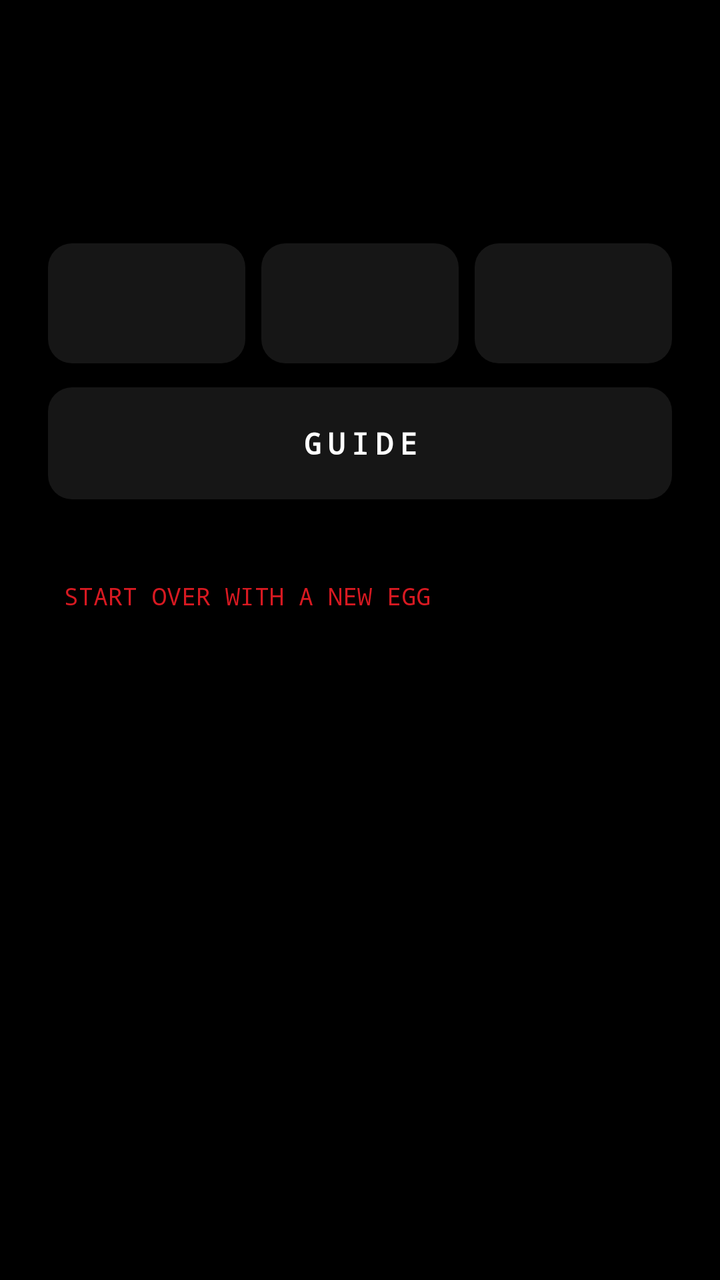
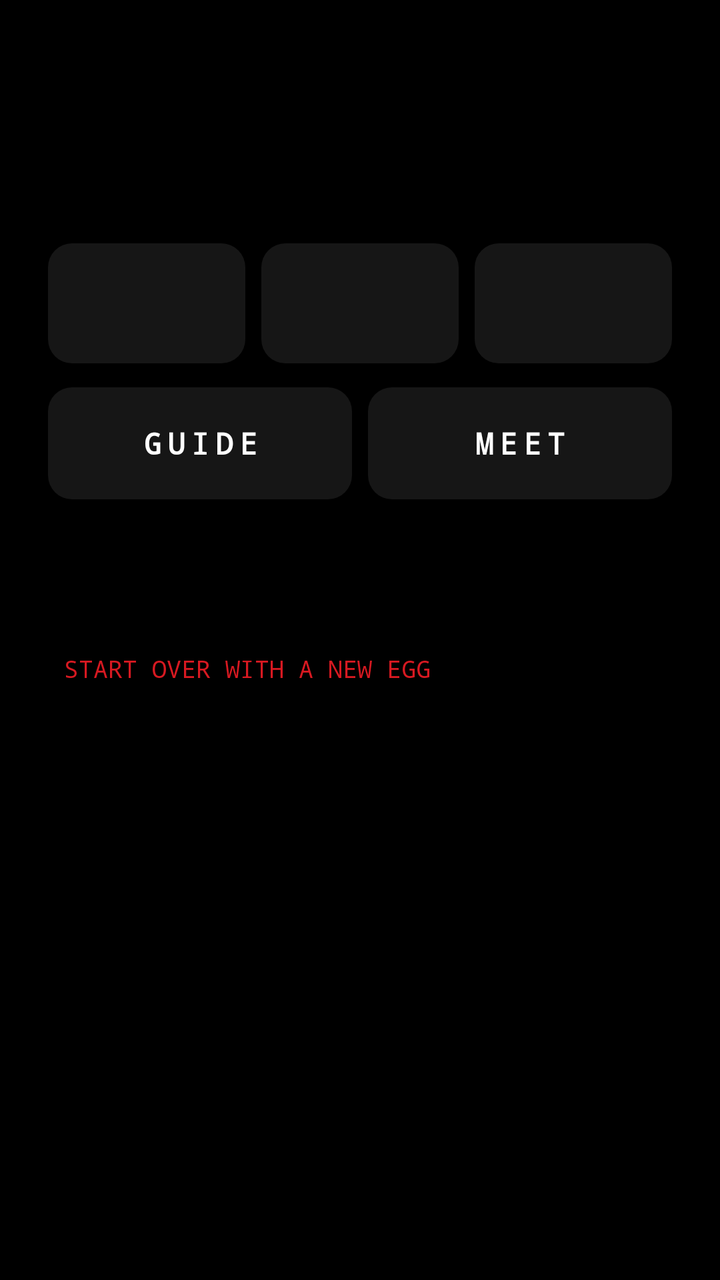

The first picture is an Android layout as it rendered before a commit; the second is the same layout after the commit. The layout source and the unified diff follow.
<!-- AndroidManifest.xml: application theme android:Theme.DeviceDefault.NoActionBar -->
<!-- res/layout/activity_main.xml -->
<?xml version="1.0" encoding="utf-8"?>
<ScrollView xmlns:android="http://schemas.android.com/apk/res/android"
    android:layout_width="match_parent"
    android:layout_height="match_parent"
    android:background="#000000"
    android:fitsSystemWindows="true">

    <LinearLayout
        android:layout_width="match_parent"
        android:layout_height="wrap_content"
        android:orientation="vertical"
        android:padding="24dp">

        <ImageView
            android:id="@+id/title"
            android:layout_width="wrap_content"
            android:layout_height="28dp"
            android:adjustViewBounds="true"
            android:contentDescription="@string/app_name"
            android:scaleType="fitStart" />

        <TextView
            android:id="@+id/status"
            android:layout_width="match_parent"
            android:layout_height="wrap_content"
            android:layout_marginTop="12dp"
            android:fontFamily="monospace"
            android:letterSpacing="0.1"
            android:textColor="#9A9A9A"
            android:textSize="13sp" />

        <ImageView
            android:id="@+id/pet"
            android:layout_width="match_parent"
            android:layout_height="wrap_content"
            android:layout_marginTop="20dp"
            android:adjustViewBounds="true"
            android:contentDescription="@string/app_name"
            android:scaleType="fitCenter" />

        <LinearLayout
            android:layout_width="match_parent"
            android:layout_height="wrap_content"
            android:layout_marginTop="20dp"
            android:orientation="horizontal">

            <ImageView
                android:id="@+id/btn_feed"
                android:layout_width="0dp"
                android:layout_height="60dp"
                android:layout_weight="1"
                android:background="@drawable/button_bg"
                android:contentDescription="Feed"
                android:padding="12dp"
                android:scaleType="fitCenter" />

            <ImageView
                android:id="@+id/btn_play"
                android:layout_width="0dp"
                android:layout_height="60dp"
                android:layout_marginStart="8dp"
                android:layout_weight="1"
                android:background="@drawable/button_bg"
                android:contentDescription="Play"
                android:padding="12dp"
                android:scaleType="fitCenter" />

            <ImageView
                android:id="@+id/btn_clean"
                android:layout_width="0dp"
                android:layout_height="60dp"
                android:layout_marginStart="8dp"
                android:layout_weight="1"
                android:background="@drawable/button_bg"
                android:contentDescription="Clean"
                android:padding="12dp"
                android:scaleType="fitCenter" />
        </LinearLayout>

        <TextView
            android:id="@+id/guide"
            android:layout_width="match_parent"
            android:layout_height="56dp"
            android:layout_marginTop="12dp"
            android:background="@drawable/button_bg"
            android:fontFamily="monospace"
            android:gravity="center"
            android:letterSpacing="0.2"
            android:text="@string/guide_button"
            android:textColor="#FFFFFF"
            android:textSize="15sp"
            android:textStyle="bold" />

        <TextView
            android:id="@+id/reset"
            android:layout_width="wrap_content"
            android:layout_height="wrap_content"
            android:layout_marginTop="32dp"
            android:fontFamily="monospace"
            android:padding="8dp"
            android:text="@string/reset_label"
            android:textColor="#D71921"
            android:textSize="12sp" />
    </LinearLayout>
</ScrollView>
<!-- resources referenced by this layout -->
<resources>
  <!-- drawable button_bg (drawable) -->
  <?xml version="1.0" encoding="utf-8"?>
  <shape xmlns:android="http://schemas.android.com/apk/res/android"
      android:shape="rectangle">
      <solid android:color="#161616" />
      <corners android:radius="12dp" />
  </shape>
  <string name="app_name">Glyph Pet</string>
  <string name="guide_button">GUIDE</string>
  <string name="reset_label">START OVER WITH A NEW EGG</string>
</resources>

<!-- the commit's change to res/layout/activity_main.xml (unified diff, before → after) -->
@@ -77,25 +77,57 @@
                 android:scaleType="fitCenter" />
         </LinearLayout>
 
+        <LinearLayout
+            android:layout_width="match_parent"
+            android:layout_height="wrap_content"
+            android:layout_marginTop="12dp"
+            android:orientation="horizontal">
+
+            <TextView
+                android:id="@+id/guide"
+                android:layout_width="0dp"
+                android:layout_height="56dp"
+                android:layout_weight="1"
+                android:background="@drawable/button_bg"
+                android:fontFamily="monospace"
+                android:gravity="center"
+                android:letterSpacing="0.2"
+                android:text="@string/guide_button"
+                android:textColor="#FFFFFF"
+                android:textSize="15sp"
+                android:textStyle="bold" />
+
+            <TextView
+                android:id="@+id/meet"
+                android:layout_width="0dp"
+                android:layout_height="56dp"
+                android:layout_marginStart="8dp"
+                android:layout_weight="1"
+                android:background="@drawable/button_bg"
+                android:fontFamily="monospace"
+                android:gravity="center"
+                android:letterSpacing="0.2"
+                android:text="@string/meet_button"
+                android:textColor="#FFFFFF"
+                android:textSize="15sp"
+                android:textStyle="bold" />
+        </LinearLayout>
+
         <TextView
-            android:id="@+id/guide"
-            android:layout_width="match_parent"
-            android:layout_height="56dp"
-            android:layout_marginTop="12dp"
-            android:background="@drawable/button_bg"
+            android:id="@+id/lock_toggle"
+            android:layout_width="wrap_content"
+            android:layout_height="wrap_content"
+            android:layout_marginTop="32dp"
             android:fontFamily="monospace"
-            android:gravity="center"
-            android:letterSpacing="0.2"
-            android:text="@string/guide_button"
-            android:textColor="#FFFFFF"
-            android:textSize="15sp"
-            android:textStyle="bold" />
+            android:padding="8dp"
+            android:textColor="#9A9A9A"
+            android:textSize="12sp" />
 
         <TextView
             android:id="@+id/reset"
             android:layout_width="wrap_content"
             android:layout_height="wrap_content"
-            android:layout_marginTop="32dp"
+            android:layout_marginTop="4dp"
             android:fontFamily="monospace"
             android:padding="8dp"
             android:text="@string/reset_label"
<!-- resource entries referenced after the edit -->
@@ -9,6 +9,7 @@
   </shape>
   <string name="app_name">Glyph Pet</string>
   <string name="guide_button">GUIDE</string>
+  <string name="meet_button">MEET</string>
   <string name="reset_label">START OVER WITH A NEW EGG</string>
 </resources>
 
